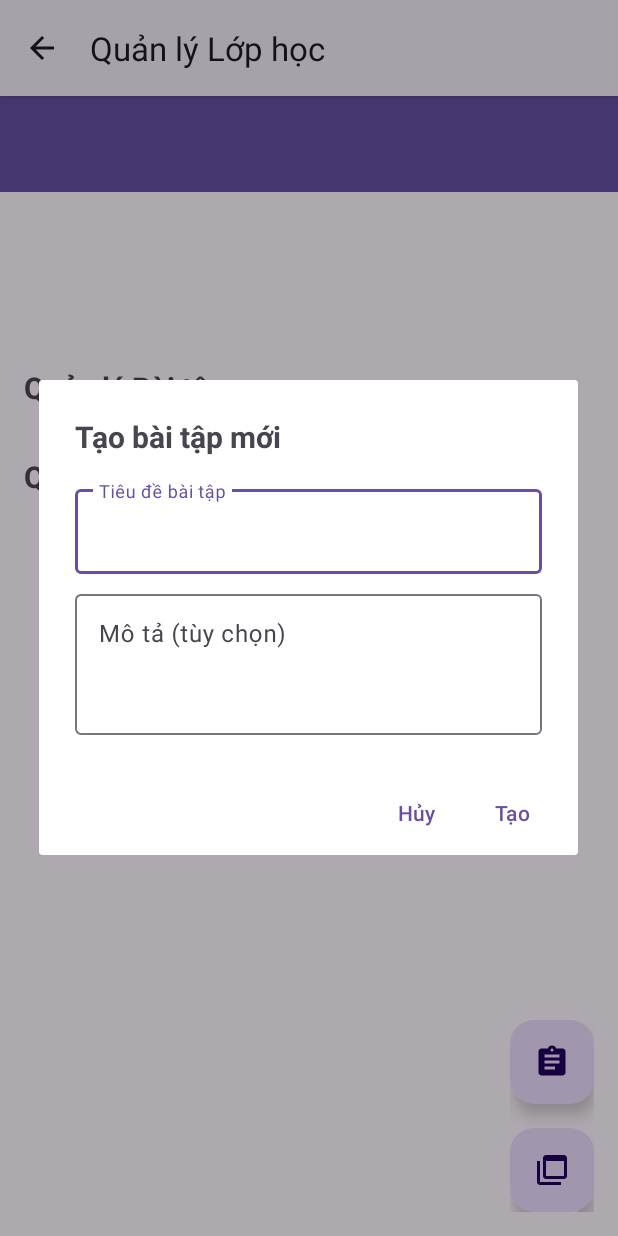
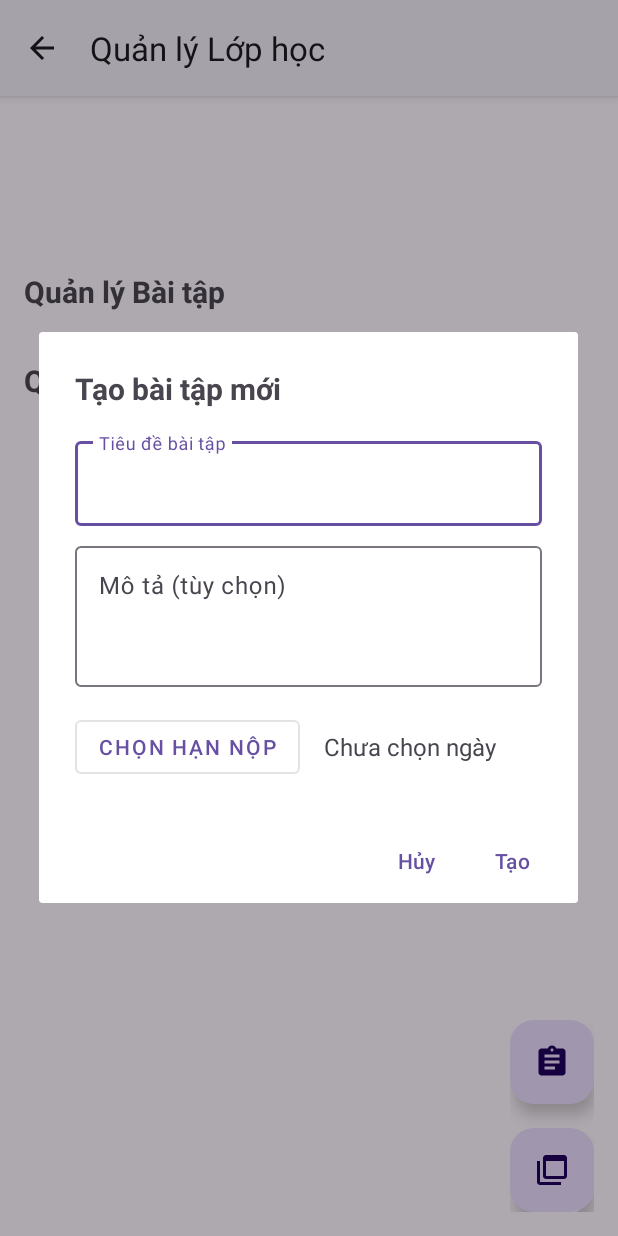
Before and after one commit to websiTester/PRM392_Android_Project, an Android app: the TeacherClassDetailActivity screen opened directly, with no data from a screen before it, after a tap on "Tạo bài tập mới", on a phone screen of 412 x 824 dp. Run offline under Robolectric (Android 15) with nearby library versions, the phone set to English and light mode, and no system bars; 1 statement that could not run was skipped.

Commit message:
fix
Signed-off-by: TanPT0964 <tanpt0906@gmail.com>

```diff
--- a/app/src/main/java/com/example/prm392_android_project/views/StudentClassDetailActivity.java
+++ b/app/src/main/java/com/example/prm392_android_project/views/StudentClassDetailActivity.java
@@ -39,7 +39,6 @@ public class StudentClassDetailActivity extends AppCompatActivity
     private ProgressBar progressBar;
     private TextView tvClassName, tvTeacherName;
     private RecyclerView rvAssignments, rvGroups;
-    private Toolbar toolbar;
 
     private AssignmentAdapter assignmentAdapter;
     private GroupAdapter groupAdapter;
@@ -61,9 +60,7 @@ public class StudentClassDetailActivity extends AppCompatActivity
         tvTeacherName = findViewById(R.id.tv_teacher_name);
         rvAssignments = findViewById(R.id.recycler_view_assignments);
         rvGroups = findViewById(R.id.recycler_view_groups);
-        toolbar = findViewById(R.id.toolbar);
 
-        setSupportActionBar(toolbar);
         if (getSupportActionBar() != null) {
             getSupportActionBar().setDisplayHomeAsUpEnabled(true);
             getSupportActionBar().setDisplayShowHomeEnabled(true);
--- a/app/src/main/res/layout/activity_teacher_class_detail.xml
+++ b/app/src/main/res/layout/activity_teacher_class_detail.xml
@@ -7,13 +7,6 @@
     android:layout_height="match_parent"
     android:orientation="vertical"
     tools:context=".views.TeacherClassDetailActivity">
-
-    <androidx.appcompat.widget.Toolbar
-        android:id="@+id/toolbar"
-        android:layout_width="match_parent"
-        android:layout_height="?attr/actionBarSize"
-        android:background="?attr/colorPrimary"
-        app:titleTextColor="@android:color/white" />
 
     <androidx.coordinatorlayout.widget.CoordinatorLayout
         android:layout_width="match_parent"
--- a/app/src/main/res/layout/dialog_create_assignment.xml
+++ b/app/src/main/res/layout/dialog_create_assignment.xml
@@ -40,4 +40,27 @@
             android:gravity="top"/>
     </com.google.android.material.textfield.TextInputLayout>
 
+    <LinearLayout
+        android:layout_width="match_parent"
+        android:layout_height="wrap_content"
+        android:orientation="horizontal"
+        android:layout_marginTop="16dp"
+        android:gravity="center_vertical">
+
+        <Button
+            android:id="@+id/btn_pick_deadline"
+            style="@style/Widget.MaterialComponents.Button.OutlinedButton"
+            android:layout_width="wrap_content"
+            android:layout_height="wrap_content"
+            android:text="Chọn hạn nộp" />
+
+        <TextView
+            android:id="@+id/tv_selected_deadline"
+            android:layout_width="wrap_content"
+            android:layout_height="wrap_content"
+            android:layout_marginStart="16dp"
+            android:textSize="16sp"
+            android:text="Chưa chọn ngày"/>
+    </LinearLayout>
+
 </LinearLayout>
```
Also changed, not shown: app/src/main/java/com/example/prm392_android_project/views/TeacherClassDetailActivity.java (+47 -10 lines), app/src/main/res/layout/activity_student_class_detail.xml (+0 -7 lines).
